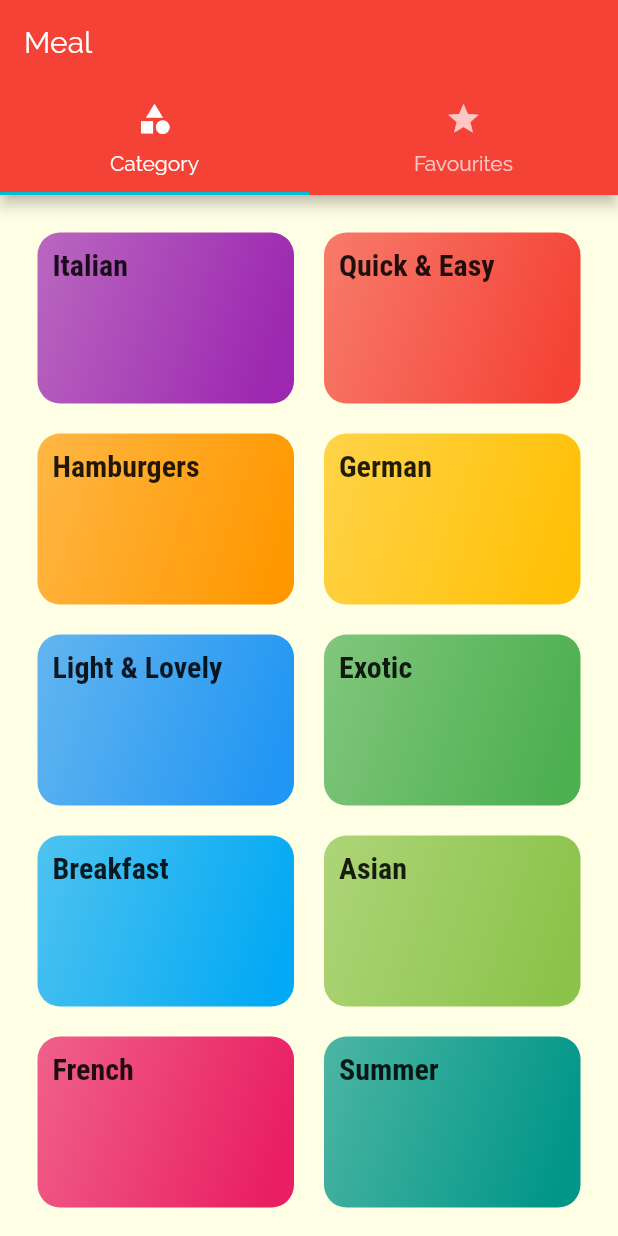
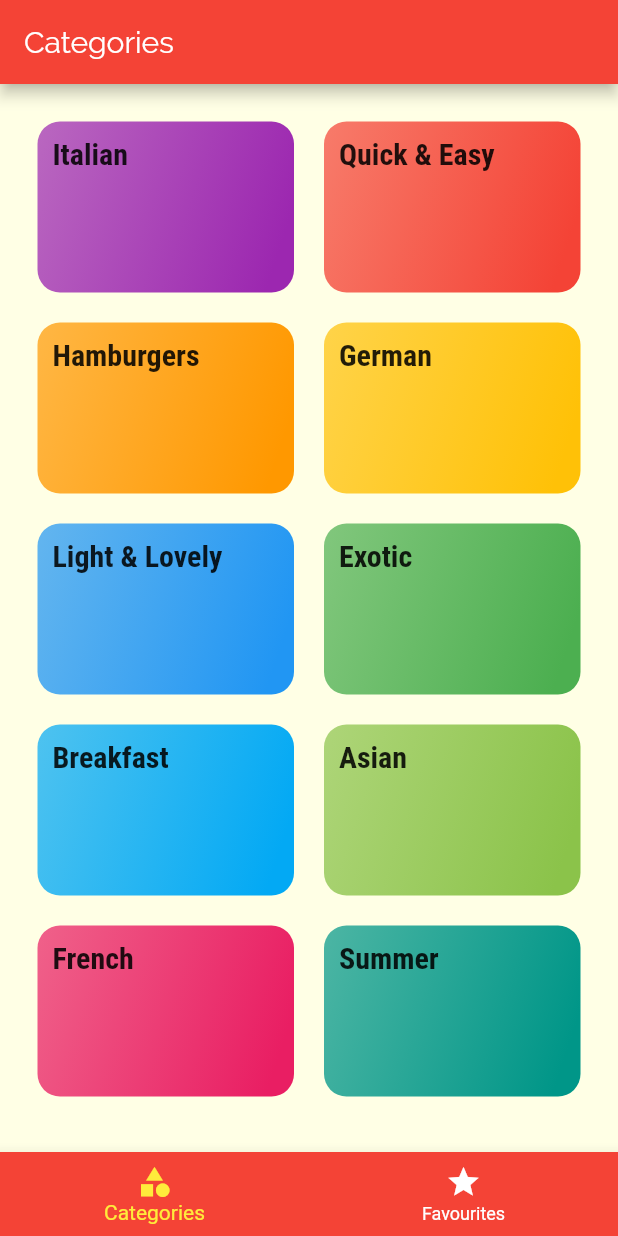
Before and after one commit to dipinkp1993/FoodZoned, a Flutter app: the screen it shows after launch, on a phone screen of 412 x 824 dp. Run offline on Flutter 3.47's test engine with Material 2 defaults, Android fonts, the phone set to English and light mode, and no system bars.

Commit message:
added bottom navigation tab bar

```diff
--- a/lib/main.dart
+++ b/lib/main.dart
@@ -3,6 +3,7 @@ import './pages/categories_page.dart';
 import './pages/category_recipe_page.dart';
 import './pages/meal_recipe_page.dart';
 import './pages/tabs_page.dart';
+import './pages/tabs_page_bottom.dart';
 
 void main() => runApp(MyApp());
 
@@ -24,7 +25,7 @@ class MyApp extends StatelessWidget {
               ),
             ),
       ),
-      home: TabsPage(),
+      home: TabsPaged(),
       routes: {
         CategoryRecipePage.routeName: (ctx) => CategoryRecipePage(),
         MealRecipeDetail.routeName: (ctx) => MealRecipeDetail(),
--- a/lib/pages/tabs_page.dart
+++ b/lib/pages/tabs_page.dart
@@ -8,6 +8,7 @@ class TabsPage extends StatefulWidget {
 }
 
 class _TabsPageState extends State<TabsPage> {
+
   @override
   Widget build(BuildContext context) {
     return DefaultTabController(
--- /dev/null
+++ b/lib/pages/tabs_page_bottom.dart
@@ -0,0 +1,57 @@
+import 'package:flutter/material.dart';
+import '../pages/categories_page.dart';
+import '../pages/favourites_page.dart';
+
+class TabsPaged extends StatefulWidget {
+  @override
+  _TabsPagedState createState() => _TabsPagedState();
+}
+
+class _TabsPagedState extends State<TabsPaged> {
+  final List<Map<String, Object>> _pages = [
+    {
+      'page': CategoriesPage(),
+      'title': 'Categories',
+    },
+    {
+      'page': FavouritesPage(),
+      'title': 'Categories',
+    },
+  ];
+  int _selectedPageIndex = 0;
+  void _selectPage(int index) {
+    setState(() {
+      _selectedPageIndex = index;
+    });
+  }
+
+  @override
+  Widget build(BuildContext context) {
+    return Scaffold(
+      appBar: AppBar(
+        title: Text(_pages[_selectedPageIndex]['title']),
+      ),
+      body: _pages[_selectedPageIndex]['page'],
+      bottomNavigationBar: BottomNavigationBar(
+        unselectedItemColor: Colors.white,
+        selectedItemColor: Colors.yellow,
+        onTap: _selectPage,
+        backgroundColor: Theme.of(context).primaryColor,
+        currentIndex: _selectedPageIndex,
+        //type: BottomNavigationBarType.shifting,
+        items: [
+          BottomNavigationBarItem(
+            backgroundColor: Theme.of(context).primaryColor,
+            icon: Icon(Icons.category),
+            title: Text('Categories'),
+          ),
+          BottomNavigationBarItem(
+            backgroundColor: Theme.of(context).primaryColor,
+            icon: Icon(Icons.star),
+            title: Text('Favourites'),
+          ),
+        ],
+      ),
+    );
+  }
+}
```
